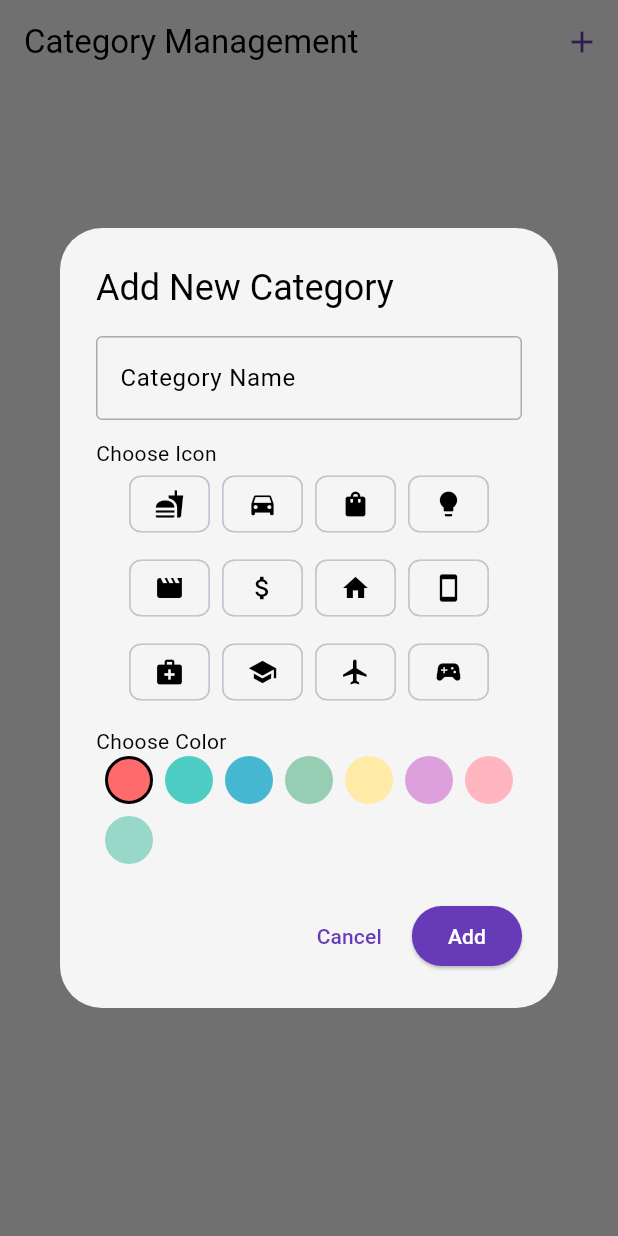
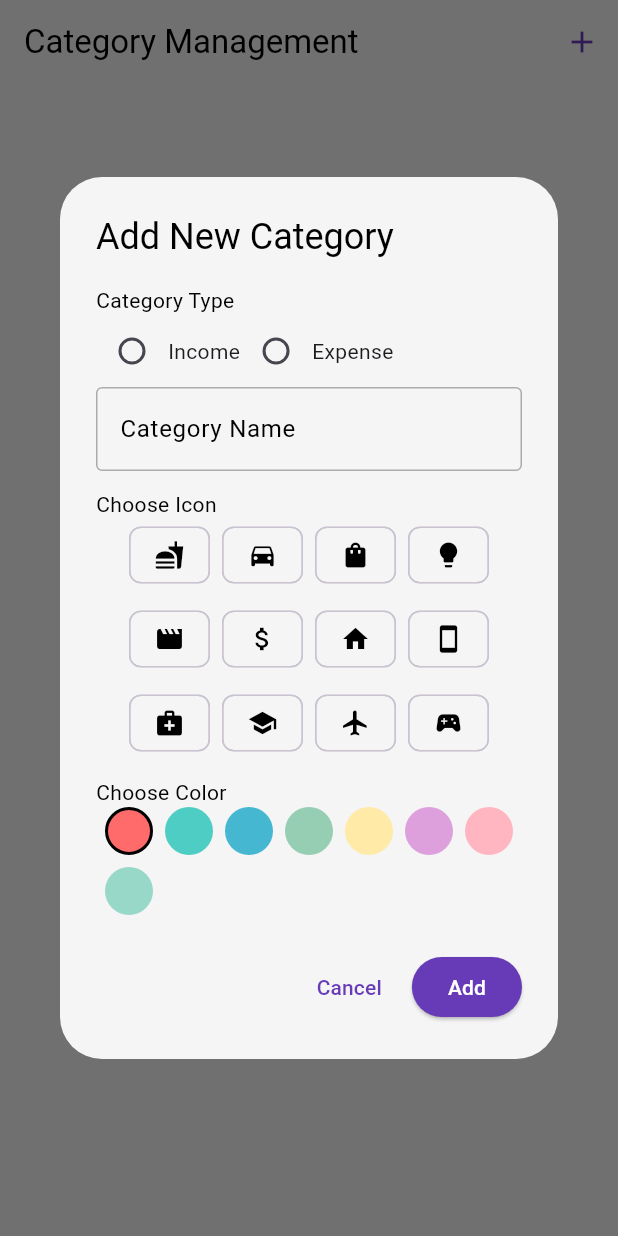
Before and after one commit to HAnh3112/mobile_final_project, a Flutter app: the CategoryManagementScreen screen opened directly, after a tap on the "add" icon, on a phone screen of 412 x 824 dp. Run offline on Flutter 3.47's test engine with Material 3 defaults, Android fonts, the phone set to English and light mode, and no system bars; our stand-ins replace fl_chart, month_picker_dialog.

Commit message:
thêm username, thêm ex và income

```diff
--- a/lib/screens_Giap/category_management_screen.dart
+++ b/lib/screens_Giap/category_management_screen.dart
@@ -7,12 +7,14 @@ class Category {
   final String name;
   final IconData icon;
   final Color color;
+  final String type; // Income hoặc Expense
 
   Category({
     required this.id,
     required this.name,
     required this.icon,
     required this.color,
+    required this.type,
   });
 
   Category copyWith({String? name, IconData? icon, Color? color}) {
@@ -21,6 +23,7 @@ class Category {
       name: name ?? this.name,
       icon: icon ?? this.icon,
       color: color ?? this.color,
+      type: type, // không cho sửa type
     );
   }
 }
@@ -39,20 +42,21 @@ class _CategoryManagementScreenState extends State<CategoryManagementScreen> {
 
   IconData? _selectedIcon;
   Color _selectedColor = const Color(0xFFFF6B6B);
+  String? _selectedType;
 
   final List<IconData> commonIcons = [
-    Icons.fastfood,        // Đồ ăn nhanh
-    Icons.directions_car,  // Xe hơi
-    Icons.shopping_bag,    // Mua sắm
-    Icons.lightbulb,       // Điện / ý tưởng
-    Icons.movie,           // Xem phim
-    Icons.attach_money,    // Tiền bạc
-    Icons.home,            // Nhà
-    Icons.smartphone,      // Điện thoại
-    Icons.medical_services, // Y tế
-    Icons.school,          // Giáo dục
-    Icons.flight,          // Du lịch
-    Icons.sports_esports,  // Game
+    Icons.fastfood,
+    Icons.directions_car,
+    Icons.shopping_bag,
+    Icons.lightbulb,
+    Icons.movie,
+    Icons.attach_money,
+    Icons.home,
+    Icons.smartphone,
+    Icons.medical_services,
+    Icons.school,
+    Icons.flight,
+    Icons.sports_esports,
   ];
 
   final List<Color> commonColors = [
@@ -72,6 +76,7 @@ class _CategoryManagementScreenState extends State<CategoryManagementScreen> {
     _nameController.text = existing?.name ?? '';
     _selectedIcon = existing?.icon;
     _selectedColor = existing?.color ?? const Color(0xFFFF6B6B);
+    _selectedType = existing?.type;
 
     showDialog(
       context: context,
@@ -85,6 +90,44 @@ class _CategoryManagementScreenState extends State<CategoryManagementScreen> {
           content: SingleChildScrollView(
             child: Column(
               children: [
+                if (existing == null)
+                  Column(
+                    crossAxisAlignment: CrossAxisAlignment.start,
+                    children: [
+                      Text(
+                        "Category Type",
+                        style: TextStyle(color: Colors.black),
+                      ),
+                      Row(
+                        children: ["Income", "Expense"].map((type) {
+                          return Row(
+                            mainAxisSize: MainAxisSize.min,
+                            children: [
+                              Radio<String>(
+                                value: type,
+                                groupValue: _selectedType,
+                                onChanged: (value) {
+                                  setStateDialog(() => _selectedType = value);
+                                },
+                              ),
+                              Text(type),
+                            ],
+                          );
+                        }).toList(),
+                      ),
+                    ],
+                  )
+                else
+                  Align(
+                    alignment: Alignment.centerLeft,
+                    child: Padding(
+                      padding: const EdgeInsets.symmetric(vertical: 8.0),
+                      child: Text(
+                        "Type: ${existing.type}",
+                        style: TextStyle(fontWeight: FontWeight.bold),
+                      ),
+                    ),
+                  ),
                 TextField(
                   controller: _nameController,
                   style: TextStyle(color: Colors.black),
@@ -121,12 +164,16 @@ class _CategoryManagementScreenState extends State<CategoryManagementScreen> {
                     );
 
                     return RawChip(
-                      label: Icon(
-                        icon,
-                        size: 20,
-                        color: isSelected
-                            ? Colors.white
-                            : theme.main_text_color,
+                      // ĐÃ CHỈNH PHẦN DƯỚI ĐỂ ICON MỜ NẾU ĐÃ DÙNG
+                      label: Opacity(
+                        opacity: isUsedByOther ? 0.3 : 1.0,
+                        child: Icon(
+                          icon,
+                          size: 20,
+                          color: isSelected
+                              ? Colors.white
+                              : theme.main_text_color,
+                        ),
                       ),
                       selected: isSelected,
                       onSelected: isUsedByOther
@@ -137,7 +184,7 @@ class _CategoryManagementScreenState extends State<CategoryManagementScreen> {
                       selectedColor: Colors.lightBlueAccent,
                       backgroundColor: theme.background_color,
                       disabledColor: Colors.grey[300],
-                      showCheckmark: false,
+                      showCheckmark: false, // Không có dấu ✔
                       shape: RoundedRectangleBorder(
                         borderRadius: BorderRadius.circular(8),
                       ),
@@ -192,7 +239,11 @@ class _CategoryManagementScreenState extends State<CategoryManagementScreen> {
               ),
               onPressed: () {
                 final name = _nameController.text.trim();
-                if (name.isEmpty || _selectedIcon == null) return;
+                if (name.isEmpty ||
+                    _selectedIcon == null ||
+                    (_selectedType == null && existing == null)) {
+                  return;
+                }
 
                 final nameExists = _categories.any(
                   (cat) =>
@@ -236,6 +287,7 @@ class _CategoryManagementScreenState extends State<CategoryManagementScreen> {
                     name: name,
                     icon: _selectedIcon!,
                     color: _selectedColor,
+                    type: _selectedType!,
                   );
                   setState(() => _categories.add(newCategory));
                 }
@@ -315,18 +367,14 @@ class _CategoryManagementScreenState extends State<CategoryManagementScreen> {
                   child: ListTile(
                     leading: CircleAvatar(
                       backgroundColor: category.color,
-                      child: Icon(
-                        category.icon,
-                        color: Colors.white,
-                        size: 20,
-                      ),
+                      child: Icon(category.icon, color: Colors.white, size: 20),
                     ),
                     title: Text(
                       category.name,
                       style: TextStyle(color: theme.main_text_color),
                     ),
                     subtitle: Text(
-                      "Category",
+                      category.type,
                       style: TextStyle(color: theme.sub_text_color),
                     ),
                     trailing: Row(
```
Also changed, not shown: lib/screens_Giap/auth_screen.dart (+32 -4 lines).
